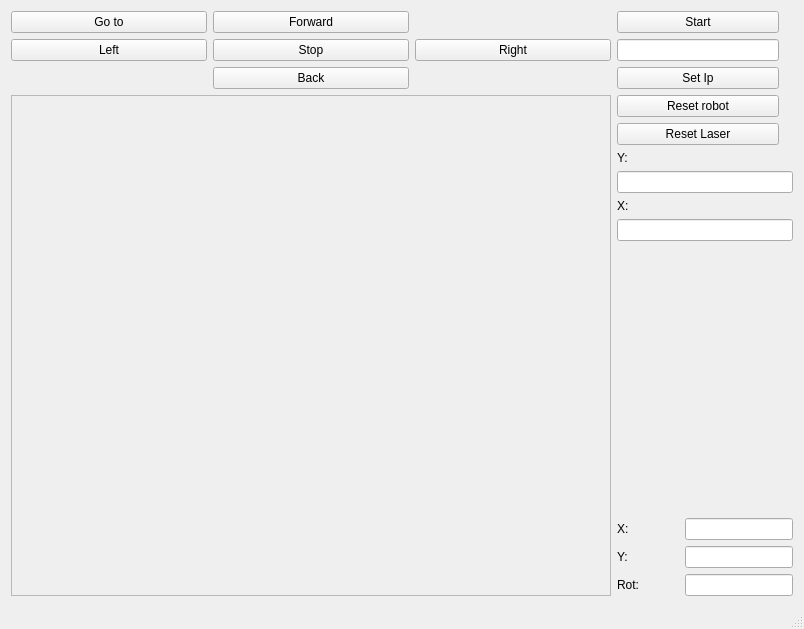
Above: mainwindow.ui from Viktorio7/RMRproject before the change. Below: the same form after it.
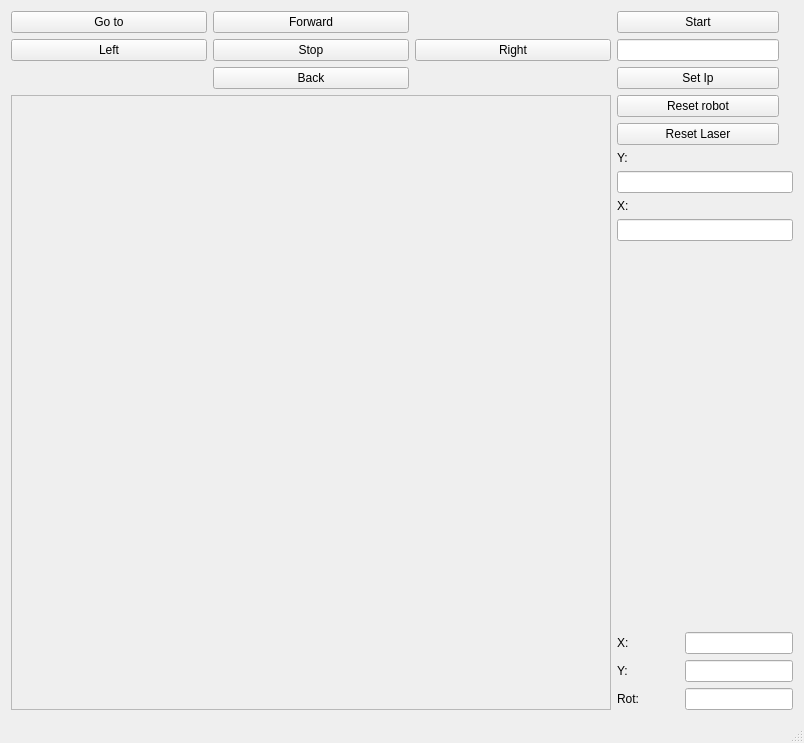
That is the form after the change.

The edit to the form file:
```diff
--- a/mainwindow.ui
+++ b/mainwindow.ui
@@ -7,7 +7,7 @@
     <x>0</x>
     <y>0</y>
     <width>804</width>
-    <height>629</height>
+    <height>743</height>
    </rect>
   </property>
   <property name="windowTitle">
@@ -26,7 +26,7 @@
       <property name="minimumSize">
        <size>
         <width>600</width>
-        <height>450</height>
+        <height>600</height>
        </size>
       </property>
       <property name="frameShape">
```
